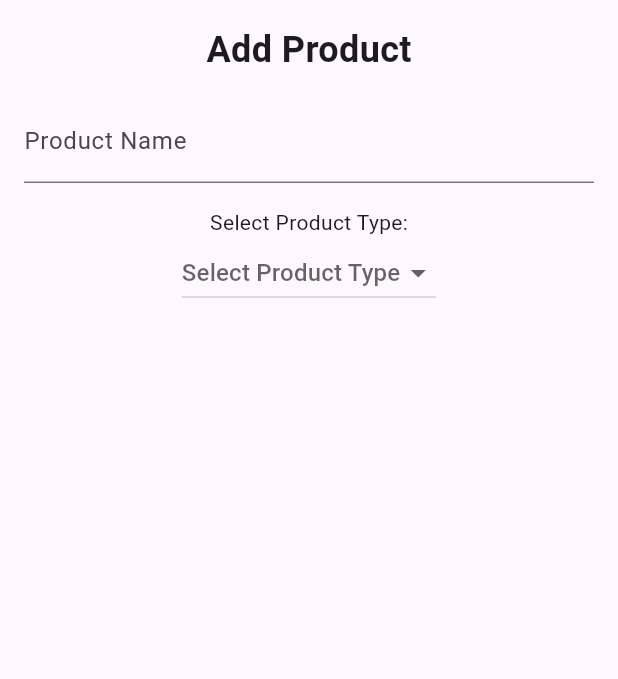
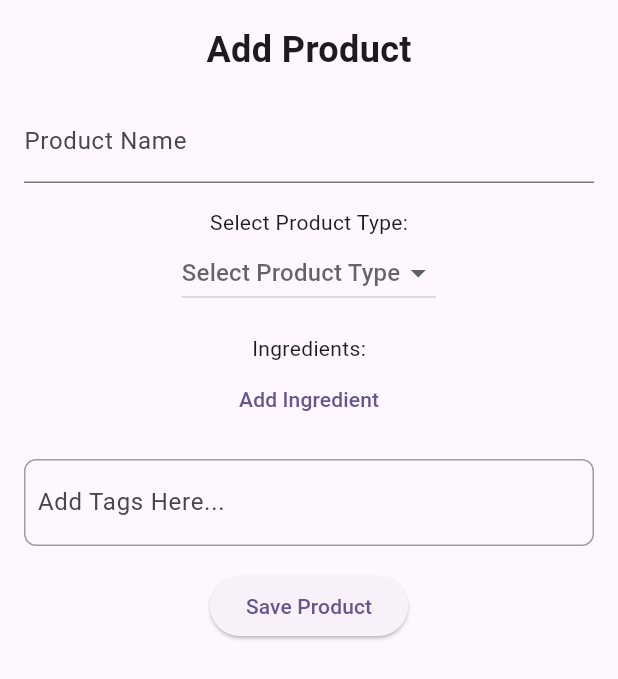
Before and after one commit to ivanlelis/itsa_v3, a Flutter app: the AddProductModal widget shown alone on an empty page, opened directly, on a phone screen of 412 x 824 dp. Shown: the top 679 px of the screen. Run offline on Flutter 3.47's test engine with Material 3 defaults, Android fonts, the phone set to English and light mode, and no system bars; our stand-ins replace cloud_firestore, confetti, firebase_auth, firebase_core, firebase_storage, fl_chart and 7 more; missing offline and left inert: flutter_polyline_points, scratcher; accounts and stored records are empty; network calls fail; project files that could hold a hidden picture were left out.

Commit message:
add tags ui done
add tags ui done

```diff
--- a/itsa_food_app/lib/admin_pages/menu_mgmt.dart
+++ b/itsa_food_app/lib/admin_pages/menu_mgmt.dart
@@ -193,6 +193,7 @@ class AddProductModal extends StatefulWidget {
 class _AddProductModalState extends State<AddProductModal> {
   String? _selectedProductType;
   final TextEditingController _productNameController = TextEditingController();
+  final TextEditingController _tagController = TextEditingController();
   final Map<String, String> _variantPrices = {
     'Takoyaki': '',
     'Milk Tea': '',
@@ -202,6 +203,8 @@ class _AddProductModalState extends State<AddProductModal> {
 
   // List to store ingredient name, quantity, and unit type controllers
   final List<Map<String, TextEditingController>> _ingredients = [];
+  // List to store tags
+  final List<String> _tags = [];
 
   Future<void> _pickImage() async {
     final picker = ImagePicker();
@@ -279,6 +282,7 @@ class _AddProductModalState extends State<AddProductModal> {
           })
           .where((ingredient) => ingredient['name']!.isNotEmpty)
           .toList(),
+      'tags': _tags,
     };
 
     if (_selectedProductType == 'Takoyaki') {
@@ -312,6 +316,21 @@ class _AddProductModalState extends State<AddProductModal> {
         'quantity': TextEditingController(),
         'unit': TextEditingController(),
       });
+    });
+  }
+
+  void _addTag(String tag) {
+    if (tag.isNotEmpty && !_tags.contains(tag)) {
+      setState(() {
+        _tags.add(tag);
+      });
+      _tagController.clear(); // Clear the input field after adding the tag
+    }
+  }
+
+  void _removeTag(String tag) {
+    setState(() {
+      _tags.remove(tag);
     });
   }
 
@@ -354,49 +373,8 @@ class _AddProductModalState extends State<AddProductModal> {
               },
             ),
             const SizedBox(height: 16),
-            if (_selectedProductType != null) ...[
-              Text('Set Prices for ${_selectedProductType!} Variants:'),
-              if (_selectedProductType == 'Takoyaki') ...[
-                TextField(
-                  decoration: InputDecoration(labelText: '4pcs Price'),
-                  onChanged: (value) {
-                    _variantPrices['Takoyaki 4pcs'] = value;
-                  },
-                ),
-                TextField(
-                  decoration: InputDecoration(labelText: '8pcs Price'),
-                  onChanged: (value) {
-                    _variantPrices['Takoyaki 8pcs'] = value;
-                  },
-                ),
-                TextField(
-                  decoration: InputDecoration(labelText: '12pcs Price'),
-                  onChanged: (value) {
-                    _variantPrices['Takoyaki 12pcs'] = value;
-                  },
-                ),
-              ] else if (_selectedProductType == 'Milk Tea') ...[
-                TextField(
-                  decoration: InputDecoration(labelText: 'Regular Price'),
-                  onChanged: (value) {
-                    _variantPrices['Milk Tea Regular'] = value;
-                  },
-                ),
-                TextField(
-                  decoration: InputDecoration(labelText: 'Large Price'),
-                  onChanged: (value) {
-                    _variantPrices['Milk Tea Large'] = value;
-                  },
-                ),
-              ] else if (_selectedProductType == 'Meals') ...[
-                TextField(
-                  decoration: InputDecoration(labelText: 'Meals Price'),
-                  onChanged: (value) {
-                    _variantPrices['Meals Price'] = value;
-                  },
-                ),
-              ],
-              const SizedBox(height: 16),
+            // Variant Prices Logic Here...
+
             Text('Ingredients:'),
             Column(
               children: _ingredients
@@ -408,8 +386,7 @@ class _AddProductModalState extends State<AddProductModal> {
                       child: Row(
                         children: [
                           Expanded(
-                              flex:
-                                  2, // Adjusts the width proportion of this field
+                            flex: 2,
                             child: TextField(
                               controller: entry.value['name'],
                               decoration: InputDecoration(
@@ -419,8 +396,7 @@ class _AddProductModalState extends State<AddProductModal> {
                           ),
                           const SizedBox(width: 8),
                           Expanded(
-                              flex:
-                                  1, // Adjusts the width proportion of this field
+                            flex: 1,
                             child: TextField(
                               controller: entry.value['quantity'],
                               decoration: InputDecoration(
@@ -431,8 +407,7 @@ class _AddProductModalState extends State<AddProductModal> {
                           ),
                           const SizedBox(width: 8),
                           Expanded(
-                              flex:
-                                  1, // Adjusts the width proportion of this field
+                            flex: 1,
                             child: DropdownButtonFormField<String>(
                               hint: Text('Unit'),
                               value: entry.value['unit']?.text.isEmpty ?? true
@@ -463,18 +438,44 @@ class _AddProductModalState extends State<AddProductModal> {
               child: Text('Add Ingredient'),
             ),
             const SizedBox(height: 16),
-              if (_selectedImage != null)
-                Image.file(_selectedImage!, height: 200, width: 200),
-              TextButton(
-                onPressed: _pickImage,
-                child: Text('Select Image'),
+            Container(
+              padding: const EdgeInsets.symmetric(
+                  horizontal: 8.0, vertical: 4.0), // Reduced padding
+              decoration: BoxDecoration(
+                border: Border.all(color: Colors.grey),
+                borderRadius: BorderRadius.circular(8),
               ),
+              child: Wrap(
+                spacing: 8.0,
+                crossAxisAlignment:
+                    WrapCrossAlignment.center, // Align tags vertically
+                children: [
+                  // Display existing tags
+                  ..._tags.map((tag) => Chip(
+                        label: Text(tag),
+                        deleteIcon: Icon(Icons.close, size: 18),
+                        onDeleted: () => _removeTag(tag),
+                      )),
+                  // TextField for new tag input
+                  TextField(
+                    controller: _tagController,
+                    decoration: InputDecoration(
+                      hintText: 'Add Tags Here...',
+                      border: InputBorder.none,
+                    ),
+                    onSubmitted: (value) {
+                      _addTag(value.trim());
+                    },
+                  ),
+                ],
+              ),
+            ),
+
             const SizedBox(height: 16),
             ElevatedButton(
               onPressed: _saveProductToFirestore,
               child: Text('Save Product'),
             ),
-            ],
           ],
         ),
       ),
```
Also changed, not shown: itsa_food_app/lib/customer_pages/menu.dart (+28 -3 lines). Lines whose indentation alone changed are shown as unchanged.
